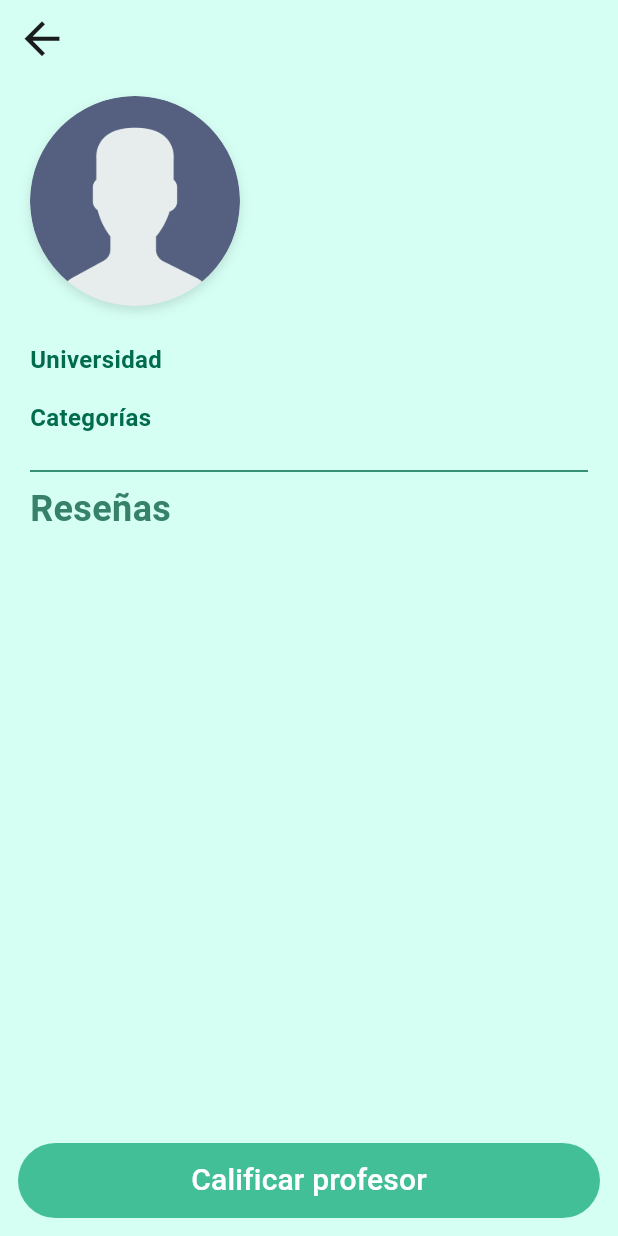
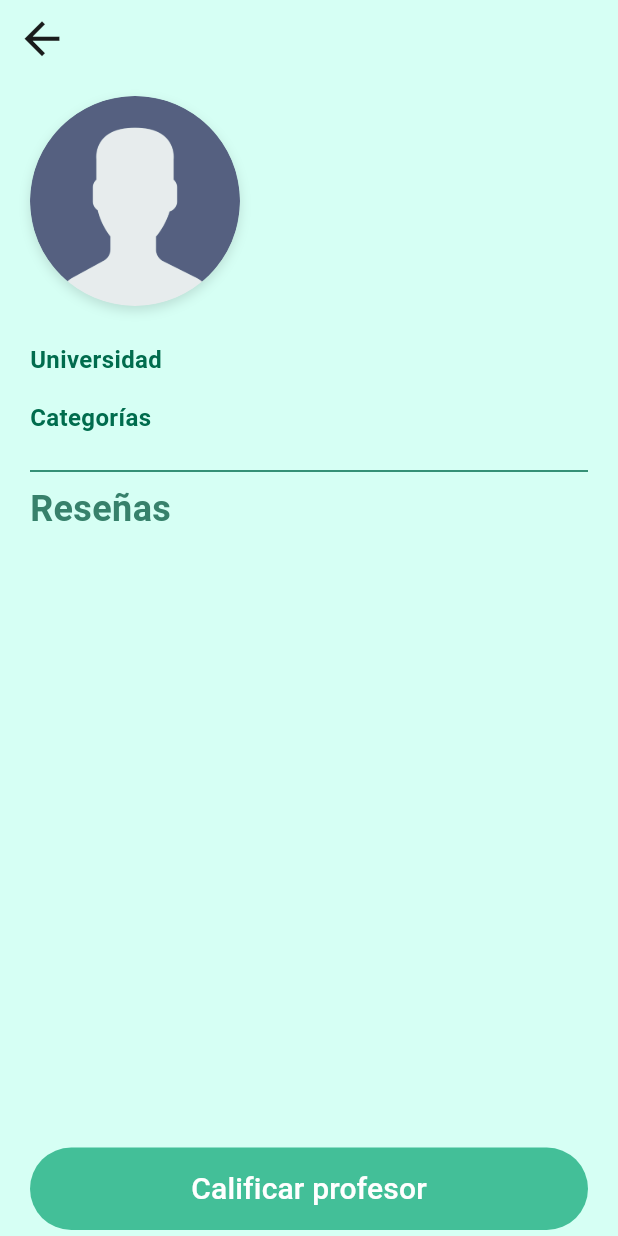
Before and after one commit to Sideron/programovilfront, a Flutter app: the ProfileTeacherPage screen opened directly with empty values, on a phone screen of 412 x 824 dp. Run offline on Flutter 3.47's test engine with Material 3 defaults, Android fonts, the phone set to English and light mode, and no system bars; our stand-ins replace flutter_svg, get, google_fonts.

Commit message:
mejora perfil

```diff
--- a/lib/pages/profileTeacher/profileTeacher_page.dart
+++ b/lib/pages/profileTeacher/profileTeacher_page.dart
@@ -110,26 +110,30 @@ class ProfileTeacherPage extends StatelessWidget {
                       );
                     }).toList(),
                   )),
-              SizedBox(height: 80),
+              SizedBox(height: 20),
             ],
           ),
         ),
       ),
-      bottomNavigationBar: RateTeacherButton(onPressed: () {
-        AppRoutes.goToRateTeacherPage(context, idTeacher);
-      }),
+      bottomNavigationBar: SafeArea(
+        child: RateTeacherButton(
+          onPressed: () {
+            AppRoutes.goToRateTeacherPage(context, idTeacher);
+          },
+        ),
+      ),
     );
   }
 
   Widget RateTeacherButton({required VoidCallback onPressed}) {
     return Padding(
-      padding: const EdgeInsets.all(12.0),
+      padding: const EdgeInsets.only(left: 20, right: 20, bottom: 4, top: 4),
       child: TextButton(
         onPressed: onPressed,
         style: TextButton.styleFrom(
           backgroundColor: const Color.fromARGB(255, 67, 191, 152),
           foregroundColor: Colors.white,
-          minimumSize: Size(220, 50),
+          minimumSize: Size(220, 55),
         ),
         child: const Text(
           'Calificar profesor',
```
